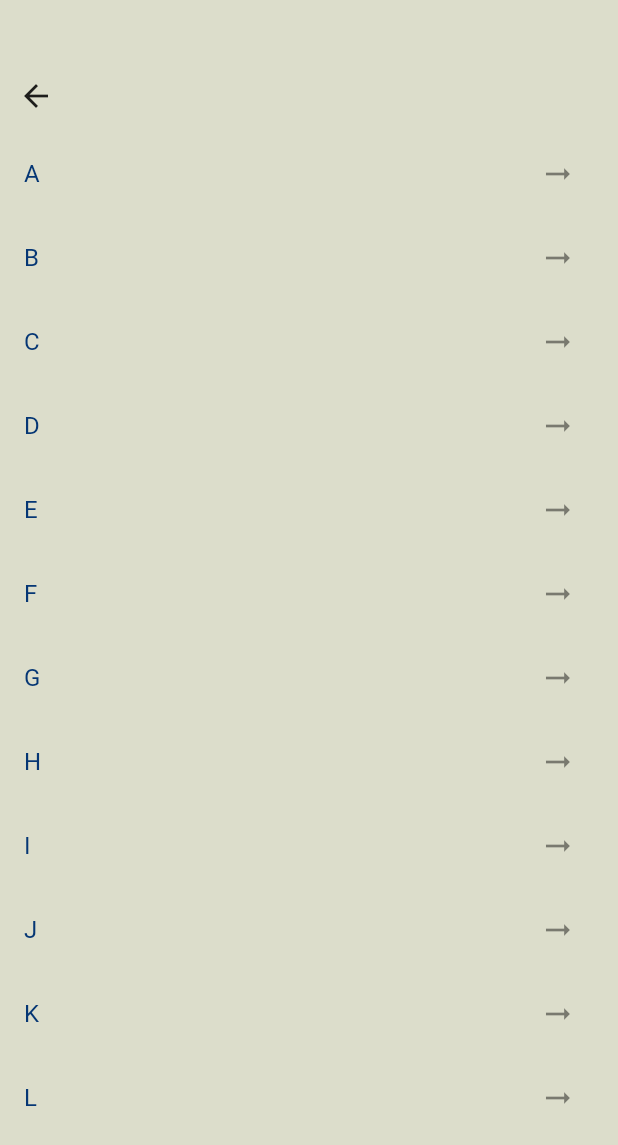
After one commit to dju4mota/Habitat, a Flutter app: the QuestionList screen opened by its route, on a phone screen of 412 x 824 dp. The commit adds this screen. Shown: the top 1145 px of the screen. Run offline on Flutter 3.47's test engine with Material 2 defaults, Android fonts, the phone set to English and light mode, and no system bars; our stand-ins replace carousel_slider, cloud_firestore, firebase_auth, firebase_core; accounts and stored records are empty.

Commit message:
Adicionando algumas páginas e navegações

```diff
--- /dev/null
+++ b/habitat/lib/src/view/QuestionList.dart
@@ -0,0 +1,98 @@
+import 'package:flutter/material.dart';
+import 'package:flutter/src/foundation/key.dart';
+import 'package:flutter/src/widgets/framework.dart';
+import 'package:habitat/src/view/QuestionView.dart';
+
+class QuestionList extends StatelessWidget {
+  // final String subject;
+  List questions = [
+    "A",
+    "B",
+    "C",
+    "D",
+    "E",
+    "F",
+    "G",
+    "H",
+    "I",
+    "J",
+    "K",
+    "L",
+    "M",
+    "N",
+    "O",
+    "P",
+    "Q",
+    "R",
+    "S",
+    "T",
+    "U",
+    "V",
+    "W",
+    "X",
+    "Y",
+    "Z"
+  ];
+  // QuestionList(this.subject);
+
+  @override
+  Widget build(BuildContext context) {
+    return Scaffold(
+      backgroundColor: Color.fromARGB(255, 220, 221, 203),
+      body: Column(
+        crossAxisAlignment: CrossAxisAlignment.start,
+        children: [
+          SizedBox(
+            height: 40,
+          ),
+          IconButton(
+              onPressed: () => {Navigator.of(context).pop()},
+              icon: Icon(Icons.arrow_back)),
+          Center(
+            child: SizedBox(
+              height: MediaQuery.of(context).size.height * 0.8,
+              child: ListView.builder(
+                itemCount: questions.length,
+                itemBuilder: (context, index) {
+                  return ListTile(
+                    title: ItemList(questions[index]),
+                  );
+                },
+              ),
+            ),
+          ),
+        ],
+      ),
+    );
+  }
+}
+
+class ItemList extends StatelessWidget {
+  String txt;
+  ItemList(this.txt);
+
+  @override
+  Widget build(BuildContext context) {
+    return Row(
+      mainAxisAlignment: MainAxisAlignment.spaceBetween,
+      children: [
+        Text(
+          txt,
+          style: TextStyle(
+            color: Color.fromARGB(255, 5, 54, 116),
+          ),
+        ),
+        IconButton(
+          icon: Icon(Icons.arrow_right_alt_sharp),
+          onPressed: () {
+            Navigator.of(context).push(
+              MaterialPageRoute(
+                builder: (context) => QuestionView(),
+              ),
+            );
+          },
+        )
+      ],
+    );
+  }
+}
```
Also changed, not shown: habitat/lib/main.dart (+8 -0 lines), habitat/lib/src/backend/db_firestore.dart (added, +11 -0 lines), habitat/lib/src/view/HomeView.dart (+12 -7 lines), habitat/lib/src/view/PostingPlaceView.dart (added, +14 -0 lines), habitat/lib/src/view/PostingView.dart (added, +47 -0 lines), habitat/lib/src/view/ProfileView.dart (added, +22 -0 lines), habitat/lib/src/view/QuestionView.dart (added, +24 -0 lines).
